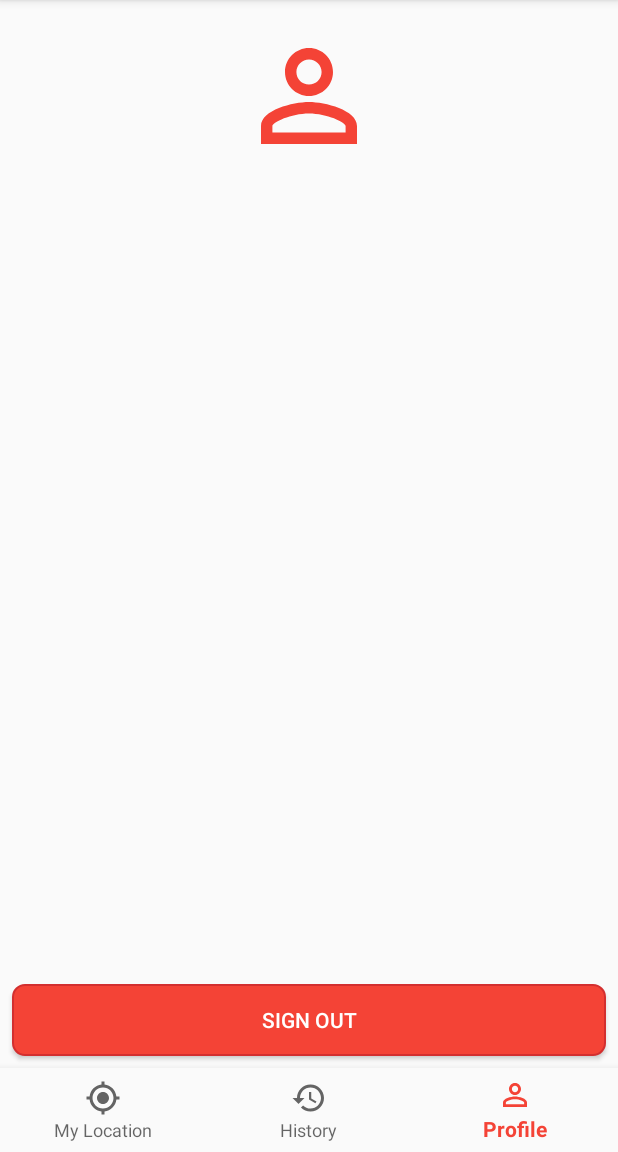
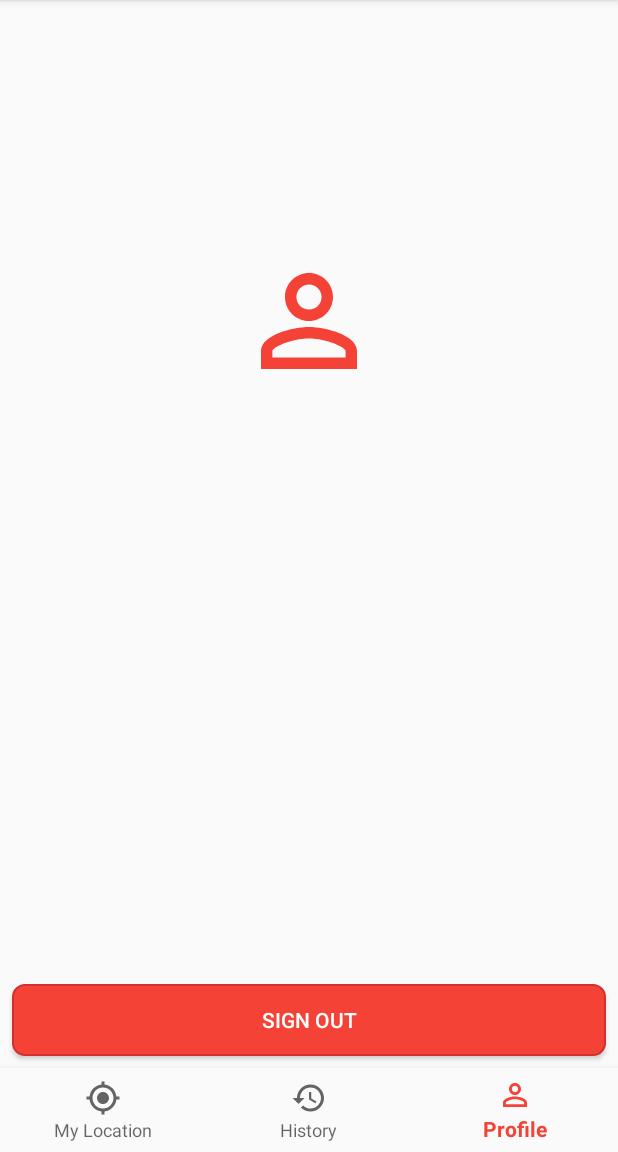
Before and after one commit to gkovac42/firebase-demo, an Android app: the screen it shows after launch once a user with an empty profile is signed in (MainActivity), item 3 of the bottom bar chosen, on a phone screen of 412 x 824 dp, the part 84-1236 px from its top. Run offline under Robolectric (Android 15) with nearby library versions, the phone set to English and light mode, and no system bars; our stand-ins replace ButterKnife, Firebase (no records; nobody signed in at launch, a user with empty details on screens opened directly); pictures from the network do not load.

Commit message:
Minor changes

```diff
--- a/app/src/main/java/com/example/goran/firebasedemo/data/remote/FirestoreManager.java
+++ b/app/src/main/java/com/example/goran/firebasedemo/data/remote/FirestoreManager.java
@@ -4,6 +4,7 @@ import com.example.goran.firebasedemo.data.model.CheckIn;
 import com.google.android.gms.tasks.Task;
 import com.google.firebase.auth.FirebaseAuth;
 import com.google.firebase.auth.FirebaseUser;
+import com.google.firebase.firestore.CollectionReference;
 import com.google.firebase.firestore.FirebaseFirestore;
 import com.google.firebase.firestore.Query;
 import com.google.firebase.firestore.QuerySnapshot;
@@ -14,25 +15,23 @@ public class FirestoreManager {
     private static final String COL_CHECK_INS = "check_ins";
 
     private FirebaseUser user;
+    private CollectionReference refCheckIns;
 
     public FirestoreManager() {
-        this.user = FirebaseAuth.getInstance().getCurrentUser();
+        user = FirebaseAuth.getInstance().getCurrentUser();
+
+        refCheckIns = FirebaseFirestore.getInstance()
+                .collection(COL_USERS)
+                .document(user.getUid())
+                .collection(COL_CHECK_INS);
     }
 
     public void saveCheckIn(CheckIn checkIn) {
-        FirebaseFirestore.getInstance()
-                .collection(COL_USERS)
-                .document(user.getUid())
-                .collection(COL_CHECK_INS)
-                .add(checkIn);
+        refCheckIns.add(checkIn);
     }
 
     public Task<QuerySnapshot> getAllCheckIns() {
-        return FirebaseFirestore.getInstance()
-                .collection(COL_USERS)
-                .document(user.getUid())
-                .collection(COL_CHECK_INS)
-                .orderBy("date", Query.Direction.DESCENDING)
+        return refCheckIns.orderBy("date", Query.Direction.DESCENDING)
                 .get();
     }
 }
--- a/app/src/main/java/com/example/goran/firebasedemo/ui/map/MapFragment.java
+++ b/app/src/main/java/com/example/goran/firebasedemo/ui/map/MapFragment.java
@@ -10,6 +10,7 @@ import android.support.v4.app.Fragment;
 import android.view.LayoutInflater;
 import android.view.View;
 import android.view.ViewGroup;
+import android.widget.ProgressBar;
 
 import com.example.goran.firebasedemo.R;
 import com.example.goran.firebasedemo.data.model.CheckIn;
@@ -31,6 +32,7 @@ public class MapFragment extends Fragment implements OnMapReadyCallback {
 
     private FusedLocationProviderClient locationProvider;
     private CheckInViewModel viewModel;
+    private ProgressBar progressBar;
     private GoogleMap map;
     private MapView mapView;
 
@@ -52,6 +54,10 @@ public class MapFragment extends Fragment implements OnMapReadyCallback {
     public void onViewCreated(@NonNull View view, @Nullable Bundle savedInstanceState) {
         super.onViewCreated(view, savedInstanceState);
 
+        progressBar = view.findViewById(R.id.progress_map);
+
+        showProgressBar();
+
         mapView.getMapAsync(this);
 
         if (getActivity() != null) {
@@ -63,6 +69,7 @@ public class MapFragment extends Fragment implements OnMapReadyCallback {
             if (checkIn != null) {
                 viewModel.saveCheckIn(checkIn);
                 goToLocation(checkIn);
+                hideProgressBar();
             }
         });
     }
@@ -105,11 +112,21 @@ public class MapFragment extends Fragment implements OnMapReadyCallback {
 
     private void displayErrorDialog() {
         new AlertDialog.Builder(getActivity())
-                .setTitle("Error")
-                .setMessage("Oops, something went wrong")
-                .setPositiveButton("Try again", (dialogInterface, i) -> getCurrentLocation())
-                .setNegativeButton("Back", null)
+                .setTitle(R.string.title_error)
+                .setMessage(R.string.error_generic)
+                .setPositiveButton(R.string.action_try_again, (dialogInterface, i) -> getCurrentLocation())
+                .setNegativeButton(R.string.action_back, null)
                 .show();
+    }
+
+    private void showProgressBar() {
+        mapView.setVisibility(View.INVISIBLE);
+        progressBar.setVisibility(View.VISIBLE);
+    }
+
+    private void hideProgressBar() {
+        progressBar.setVisibility(View.INVISIBLE);
+        mapView.setVisibility(View.VISIBLE);
     }
 
     @Override
--- a/app/src/main/java/com/example/goran/firebasedemo/ui/viewmodel/CheckInViewModel.java
+++ b/app/src/main/java/com/example/goran/firebasedemo/ui/viewmodel/CheckInViewModel.java
@@ -22,11 +22,12 @@ import retrofit2.Response;
 public class CheckInViewModel extends ViewModel {
 
     private DataRepository dataRepository;
-
     private MutableLiveData<CheckIn> currentCheckIn;
 
     public CheckInViewModel() {
-        dataRepository = new DataRepository(new FirestoreManager(), new GeocodingApiManager());
+        dataRepository = new DataRepository(
+                new FirestoreManager(),
+                new GeocodingApiManager());
 
         currentCheckIn = new MutableLiveData<>();
     }
@@ -40,14 +41,22 @@ public class CheckInViewModel extends ViewModel {
     }
 
     public LiveData<List<CheckIn>> getCheckInHistory(OnFailureListener onFailureListener) {
-        MutableLiveData<List<CheckIn>> checkIns = new MutableLiveData<>();
+        MutableLiveData<List<CheckIn>> checkInsLiveData = new MutableLiveData<>();
 
         dataRepository.getAllCheckIns()
                 .addOnFailureListener(onFailureListener)
-                .addOnSuccessListener(snapshots ->
-                        checkIns.setValue(snapshots.toObjects(CheckIn.class)));
+                .addOnSuccessListener(snapshots -> {
 
-        return checkIns;
+                    List<CheckIn> checkIns = snapshots.toObjects(CheckIn.class);
+
+                    if (checkIns.size() > 20) {
+                        checkIns = checkIns.subList(0, 20);
+                    }
+
+                    checkInsLiveData.postValue(checkIns);
+                });
+
+        return checkInsLiveData;
     }
 
     public void getCheckInAddress(CheckIn checkIn) {
--- a/app/src/main/res/layout/fragment_map.xml
+++ b/app/src/main/res/layout/fragment_map.xml
@@ -5,6 +5,12 @@
     android:layout_height="match_parent"
     tools:context=".ui.map.MapFragment">
 
+    <ProgressBar
+        android:layout_width="wrap_content"
+        android:layout_height="wrap_content"
+        android:layout_gravity="center"
+        android:id="@+id/progress_map"/>
+
     <com.google.android.gms.maps.MapView
         android:id="@+id/map_view"
         android:layout_width="match_parent"
--- a/app/src/main/res/layout/fragment_profile.xml
+++ b/app/src/main/res/layout/fragment_profile.xml
@@ -10,9 +10,12 @@
         android:layout_height="96dp"
         android:layout_marginTop="16dp"
         android:tint="@color/colorAccent"
+        app:layout_constraintBottom_toBottomOf="parent"
         app:layout_constraintEnd_toEndOf="parent"
+        app:layout_constraintHorizontal_bias="0.5"
         app:layout_constraintStart_toStartOf="parent"
         app:layout_constraintTop_toTopOf="parent"
+        app:layout_constraintVertical_bias="0.25"
         app:srcCompat="@drawable/ic_person_black_24dp" />
 
     <TextView
--- a/app/src/main/res/values/strings.xml
+++ b/app/src/main/res/values/strings.xml
@@ -24,5 +24,9 @@
     <string name="title_profile">Profile</string>
     <string name="action_sign_out">Sign out</string>
     <string name="error_generic">Something went wrong.</string>
+    <string name="action_clear_history">Clear History</string>
+    <string name="title_error">Error</string>
+    <string name="action_try_again">Try again</string>
+    <string name="action_back">Back</string>
 
 </resources>
```
Also changed, not shown: app/src/main/res/layout/fragment_history.xml (+9 -2 lines).
